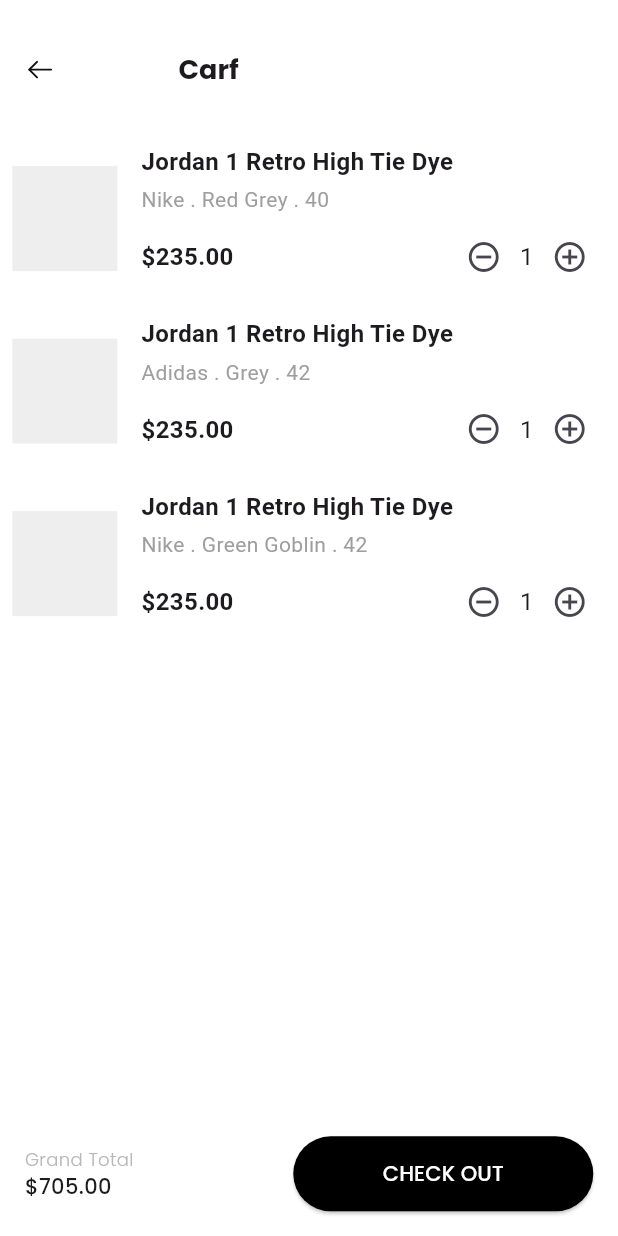
After one commit to BekyH/Shoesly, a Flutter app: the CartPage screen opened by its route, on a phone screen of 412 x 824 dp. The commit adds this screen. Run offline on Flutter 3.47's test engine with Material 3 defaults, Android fonts, the phone set to English and light mode, and no system bars; our stand-ins replace cached_network_image, cloud_firestore, firebase_core, flutter_bloc, flutter_rating_bar, flutter_svg and 4 more; accounts and stored records are empty.

Commit message:
cart page ui

```diff
--- a/lib/config/route.dart
+++ b/lib/config/route.dart
@@ -3,6 +3,7 @@ import 'package:flutter/widgets.dart';
 import 'package:shoesly/features/Discover/data/models/review.dart';
 import 'package:shoesly/features/Discover/data/models/shoe.dart';
 import 'package:shoesly/features/Discover/presentation/screens/Reviews_page.dart';
+import 'package:shoesly/features/Discover/presentation/screens/cart_page.dart';
 import 'package:shoesly/features/Discover/presentation/screens/discover_page.dart';
 import 'package:shoesly/features/Discover/presentation/screens/filter_page.dart';
 import 'package:shoesly/features/Discover/presentation/screens/shoes_details.dart';
@@ -30,7 +31,11 @@ class AppRouter {
               builder: (_) => ReviewsPage(
                     brand: args,
                   ));
+
         }
+      case CartPage.routename:
+          return MaterialPageRoute(
+            settings: routeSettings, builder: (_) => const CartPage());
     }
   }
 }
--- a/lib/features/Discover/presentation/screens/add_to_cart_bottom_sheet.dart
+++ b/lib/features/Discover/presentation/screens/add_to_cart_bottom_sheet.dart
@@ -1,6 +1,7 @@
 import 'package:flutter/material.dart';
 import 'package:shoesly/core/theme/colors.dart';
 import 'package:shoesly/core/widgets/custom_button.dart';
+import 'package:shoesly/features/Discover/presentation/screens/cart_page.dart';
 import 'package:shoesly/features/Discover/presentation/screens/discover_page.dart';
 
 class AddToCartBottomSheet extends StatelessWidget {
@@ -51,7 +52,7 @@ class AddToCartBottomSheet extends StatelessWidget {
                 CustomButton(
                   width: screenWidth * 0.4,
                   onPressed: () {
-                    Navigator.pop(context);
+                    Navigator.pushNamed(context, CartPage.routename);
                   },
                   title: 'TO CART',
                   color: AppColors.blackColor,
--- /dev/null
+++ b/lib/features/Discover/presentation/screens/cart_page.dart
@@ -0,0 +1,128 @@
+import 'package:flutter/material.dart';
+import 'package:shoesly/core/constants/app_text_styles.dart';
+import 'package:shoesly/core/theme/colors.dart';
+import 'package:shoesly/core/widgets/custom_app_bar.dart';
+import 'package:shoesly/core/widgets/custom_button.dart';
+import 'package:shoesly/features/Discover/presentation/widgets/cart_item.dart';
+
+class CartPage extends StatefulWidget {
+  static const routename = "/cart_page";
+  const CartPage({Key? key}) : super(key: key);
+
+  @override
+  _CartPageState createState() => _CartPageState();
+}
+
+class _CartPageState extends State<CartPage> {
+  List<CartItem> items = [
+    CartItem(
+        name: 'Jordan 1 Retro High Tie Dye',
+        brand: 'Nike',
+        color: 'Red Grey',
+        size: 40,
+        price: 235.00,
+        quantity: 1),
+    CartItem(
+        name: 'Jordan 1 Retro High Tie Dye',
+        brand: 'Adidas',
+        color: 'Grey',
+        size: 42,
+        price: 235.00,
+        quantity: 1),
+    CartItem(
+        name: 'Jordan 1 Retro High Tie Dye',
+        brand: 'Nike',
+        color: 'Green Goblin',
+        size: 42,
+        price: 235.00,
+        quantity: 1),
+  ];
+
+  void _incrementQuantity(int index) {
+    setState(() {
+      items[index].quantity++;
+    });
+  }
+
+  void _decrementQuantity(int index) {
+    setState(() {
+      if (items[index].quantity > 1) {
+        items[index].quantity--;
+      }
+    });
+  }
+
+  void _removeItem(int index) {
+    setState(() {
+      items.removeAt(index);
+    });
+  }
+
+  double get _totalPrice {
+    return items.fold(0, (sum, item) => sum + (item.price * item.quantity));
+  }
+
+  @override
+  Widget build(BuildContext context) {
+    final screenWidth = MediaQuery.of(context).size.width;
+    final screenHeight = MediaQuery.of(context).size.height;
+    return Scaffold(
+      appBar: CustomAppBar(
+        title: 'Carf',
+        isBack: true,
+      ),
+      backgroundColor: AppColors.whiteColor,
+      body: Padding(
+          padding: EdgeInsets.symmetric(
+              horizontal: screenWidth * 0.02, vertical: screenHeight * 0.01),
+              child:  Column(
+          children: [
+            Expanded(
+              child: ListView.builder(
+                itemCount: items.length,
+                itemBuilder: (context, index) {
+                  final item = items[index];
+                  return Dismissible(
+                    key: Key(item.name + index.toString()),
+                    background: Container(color: Colors.red, alignment: Alignment.centerRight, padding: EdgeInsets.symmetric(horizontal: 20.0), child: Icon(Icons.delete, color: Colors.white)),
+                    onDismissed: (direction) {
+                      _removeItem(index);
+                    },
+                    child: CartItemWidget(
+                      item: item,
+                      onIncrement: () => _incrementQuantity(index),
+                      onDecrement: () => _decrementQuantity(index),
+                    ),
+                  );
+                },
+              ),
+            ),
+            Padding(
+              padding: EdgeInsets.symmetric(
+              horizontal: screenWidth * 0.02, vertical: screenHeight * 0.01),
+              child: Row(
+                children: [
+                  Column(
+                    crossAxisAlignment: CrossAxisAlignment.start,
+                children: [
+                  Text('Grand Total', style: bodySmallTextStyle.copyWith(color: AppColors.tabColor)),
+                  Text('\$${_totalPrice.toStringAsFixed(2)}', style: bodyMediumTextStyle),
+                ],
+              ),
+              Spacer(),
+
+              CustomButton(
+                title: 'CHECK OUT',
+                 onPressed: (){},
+                 textColor: AppColors.whiteColor,
+                 color: AppColors.blackColor,
+
+                 )
+                ],
+              ))
+          ],
+        ),
+              ),
+    );
+  }
+}
--- a/lib/features/Discover/presentation/screens/discover_page.dart
+++ b/lib/features/Discover/presentation/screens/discover_page.dart
@@ -14,6 +14,7 @@ import 'package:shoesly/features/Discover/presentation/bloc/brandBloc/brand_stat
 import 'package:shoesly/features/Discover/presentation/bloc/filterBloc/filter_bloc.dart';
 import 'package:shoesly/features/Discover/presentation/bloc/filterBloc/filter_event.dart';
 import 'package:shoesly/features/Discover/presentation/bloc/filterBloc/filter_state.dart';
+import 'package:shoesly/features/Discover/presentation/screens/cart_page.dart';
 import 'package:shoesly/features/Discover/presentation/screens/filter_page.dart';
 import 'package:shoesly/features/Discover/presentation/screens/shoes_details.dart';
 
@@ -54,6 +55,9 @@ class _DiscoverPageState extends State<DiscoverPage>
               padding: EdgeInsets.only(right: 20, top: 10),
               child: InkWell(
                 child: SvgPicture.asset(Assets.cartsvg),
+                onTap: () {
+                   Navigator.pushNamed(context, CartPage.routename);
+                },
               ),
             )
           ],
--- a/lib/features/Discover/presentation/screens/shoes_details.dart
+++ b/lib/features/Discover/presentation/screens/shoes_details.dart
@@ -11,6 +11,7 @@ import 'package:shoesly/features/Discover/presentation/bloc/reviewsBloc/reviews_
 import 'package:shoesly/features/Discover/presentation/bloc/reviewsBloc/reviews_event.dart';
 import 'package:shoesly/features/Discover/presentation/bloc/reviewsBloc/reviews_state.dart';
 import 'package:shoesly/features/Discover/presentation/screens/Reviews_page.dart';
+import 'package:shoesly/features/Discover/presentation/screens/cart_page.dart';
 import 'package:shoesly/features/Discover/presentation/screens/checkout_bottom_sheet.dart';
 import 'package:shoesly/features/Discover/presentation/widgets/custom_image_shoe.dart';
 import 'package:shoesly/features/Discover/presentation/widgets/item_review_card.dart';
@@ -57,7 +58,7 @@ class _ShoesDetailsState extends State<ShoesDetails> {
             padding: EdgeInsets.only(right: 20, top: 10),
             child: InkWell(
               onTap: () {
-                // Handle cart icon tap if necessary
+                Navigator.pushNamed(context, CartPage.routename);
               },
               child: SvgPicture.asset(Assets.cartsvg),
             ),
--- /dev/null
+++ b/lib/features/Discover/presentation/widgets/cart_item.dart
@@ -0,0 +1,83 @@
+import 'package:flutter/material.dart';
+
+class CartItem {
+  final String name;
+  final String brand;
+  final String color;
+  final int size;
+  final double price;
+  int quantity;
+
+  CartItem({
+    required this.name,
+    required this.brand,
+    required this.color,
+    required this.size,
+    required this.price,
+    required this.quantity,
+  });
+}
+
+class CartItemWidget extends StatelessWidget {
+  final CartItem item;
+  final VoidCallback onIncrement;
+  final VoidCallback onDecrement;
+
+  CartItemWidget({
+    required this.item,
+    required this.onIncrement,
+    required this.onDecrement,
+  });
+
+  @override
+  Widget build(BuildContext context) {
+    return Padding(
+      padding: const EdgeInsets.symmetric(vertical: 8.0),
+      child: Row(
+        children: [
+          Container(
+            width: 70,
+            height: 70,
+            color: Colors.grey[200],
+            // Add image widget here, for example: Image.network(item.imageUrl)
+          ),
+          SizedBox(width: 16),
+          Expanded(
+            child: Column(
+              crossAxisAlignment: CrossAxisAlignment.start,
+              children: [
+                Text(item.name,
+                    style:
+                        TextStyle(fontSize: 16, fontWeight: FontWeight.bold)),
+                SizedBox(height: 4),
+                Text('${item.brand} . ${item.color} . ${item.size}',
+                    style: TextStyle(color: Colors.grey)),
+                SizedBox(height: 4),
+                Row(
+                  children: [
+                    Text('\$${item.price.toStringAsFixed(2)}',
+                        style: TextStyle(
+                            fontSize: 16, fontWeight: FontWeight.bold)),
+                        Spacer(),
+                    IconButton(
+                      icon: Icon(Icons.remove_circle_outline),
+                      onPressed: onDecrement,
+                    ),
+                    Text('${item.quantity}', style: TextStyle(fontSize: 16)),
+                    IconButton(
+                      icon: Icon(Icons.add_circle_outline),
+                      onPressed: onIncrement,
+                    ),
+                  ],
+                )
+              ],
+            ),
+          ),
+          Row(
+            children: [],
+          ),
+        ],
+      ),
+    );
+  }
+}
```
